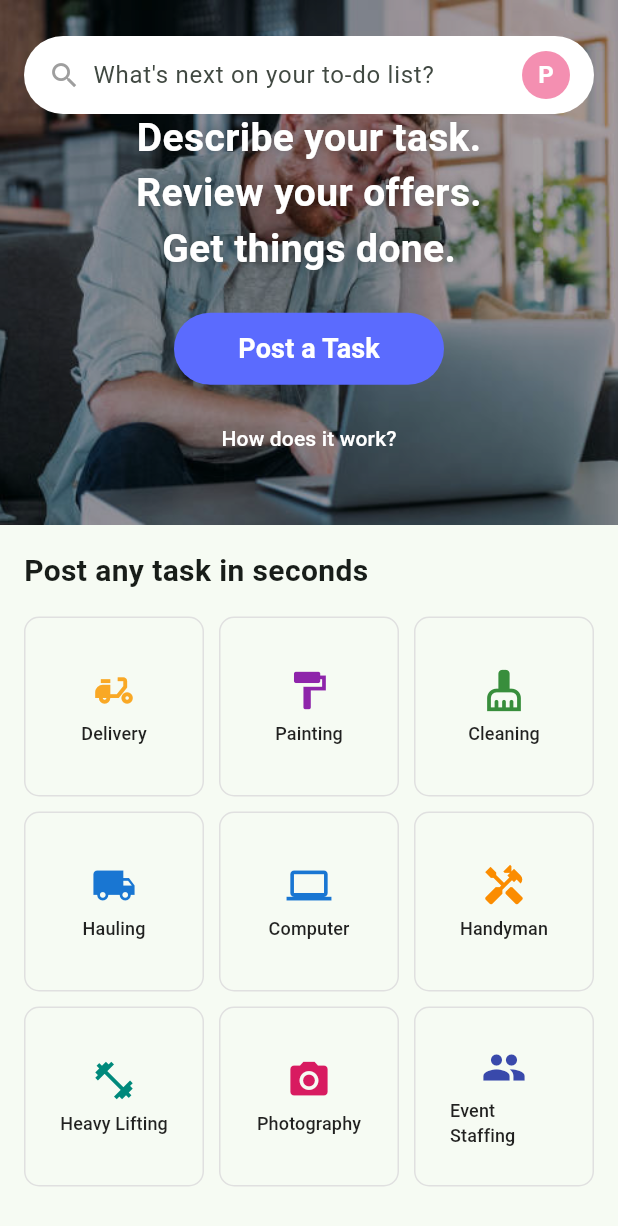
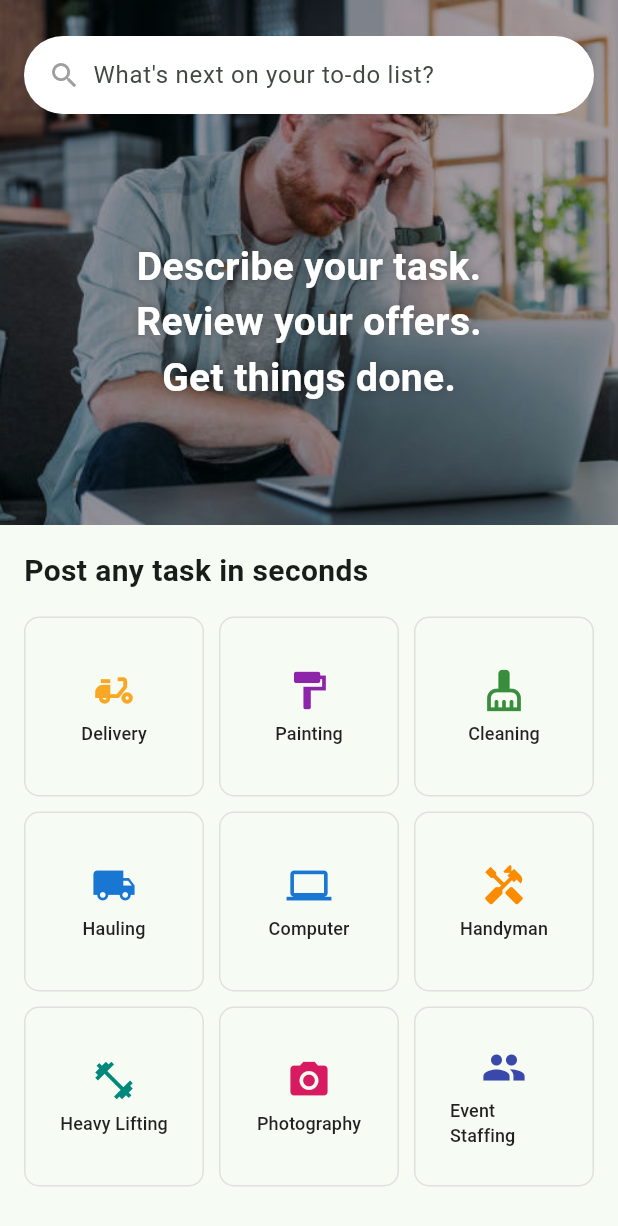
Before and after one commit to pierreemad11/gigsss, a Flutter app: the PostTaskScreen widget shown alone on an empty page, opened directly, on a phone screen of 412 x 824 dp. Shown: the top 1226 px of the screen. Run offline on Flutter 3.47's test engine with Material 3 defaults, Android fonts, the phone set to English and light mode, and no system bars; our stand-ins replace cloud_firestore, firebase_auth, firebase_core, image_picker; accounts and stored records are empty.

Commit message:
last version

```diff
--- a/lib/Screens/post_task_screen.dart
+++ b/lib/Screens/post_task_screen.dart
@@ -70,15 +70,6 @@ class _PostTaskScreenState extends State<PostTaskScreen> {
                             style: const TextStyle(fontSize: 16),
                           ),
                         ),
-                        const SizedBox(width: 8),
-                        CircleAvatar(
-                          radius: 16,
-                          backgroundColor: Color(0xFFF48FB1),
-                          child: Text(
-                            'P', // Replace with user's initial if available
-                            style: TextStyle(color: Colors.white, fontWeight: FontWeight.bold),
-                          ),
-                        ),
                       ],
                     ),
                   ),
@@ -88,7 +79,7 @@ class _PostTaskScreenState extends State<PostTaskScreen> {
                   child: Column(
                     mainAxisAlignment: MainAxisAlignment.center,
                     children: [
-                      const SizedBox(height: 40),
+                      const SizedBox(height: 80),
                       const Text(
                         'Describe your task.',
                         style: TextStyle(
@@ -115,25 +106,6 @@ class _PostTaskScreenState extends State<PostTaskScreen> {
                           color: Colors.white,
                           shadows: [Shadow(blurRadius: 8, color: Colors.black26)],
                         ),
-                      ),
-                      const SizedBox(height: 24),
-                      SizedBox(
-                        width: 180,
-                        height: 48,
-                        child: ElevatedButton(
-                          onPressed: () {},
-                          style: ElevatedButton.styleFrom(
-                            backgroundColor: Color(0xFF5B6BFE),
-                            shape: RoundedRectangleBorder(borderRadius: BorderRadius.circular(24)),
-                            elevation: 0,
-                          ),
-                          child: const Text('Post a Task', style: TextStyle(fontWeight: FontWeight.w600, fontSize: 18, color: Colors.white)),
-                        ),
-                      ),
-                      const SizedBox(height: 12),
-                      TextButton(
-                        onPressed: () {},
-                        child: const Text('How does it work?', style: TextStyle(color: Colors.white, fontWeight: FontWeight.w500)),
                       ),
                     ],
                   ),
```
